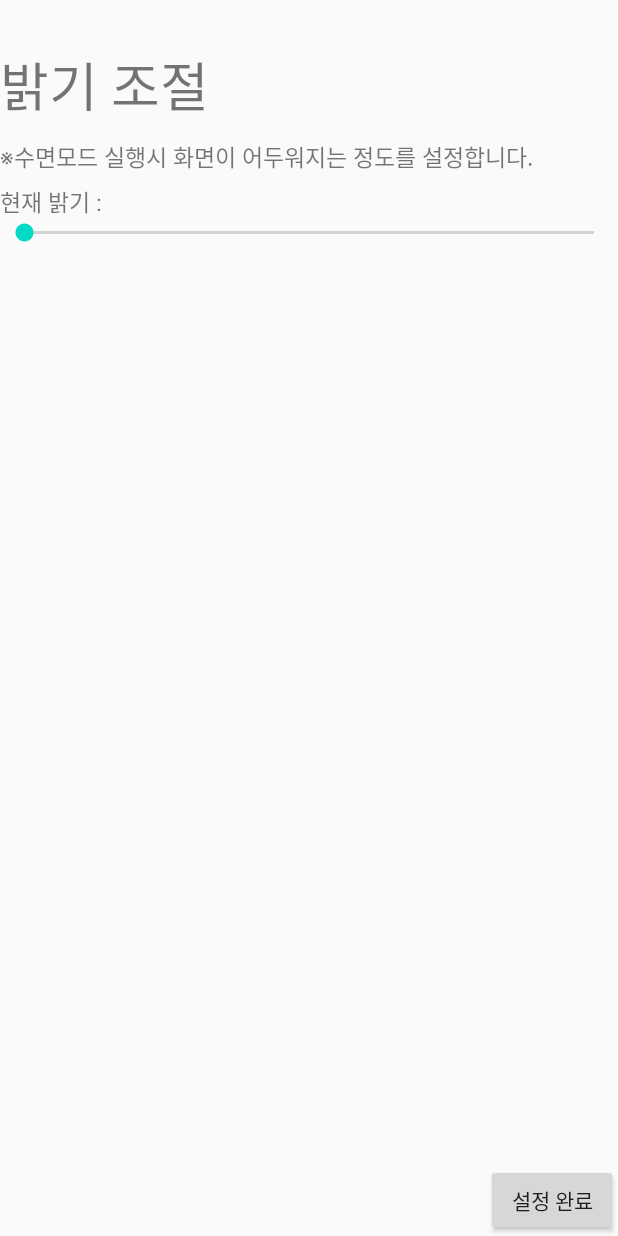
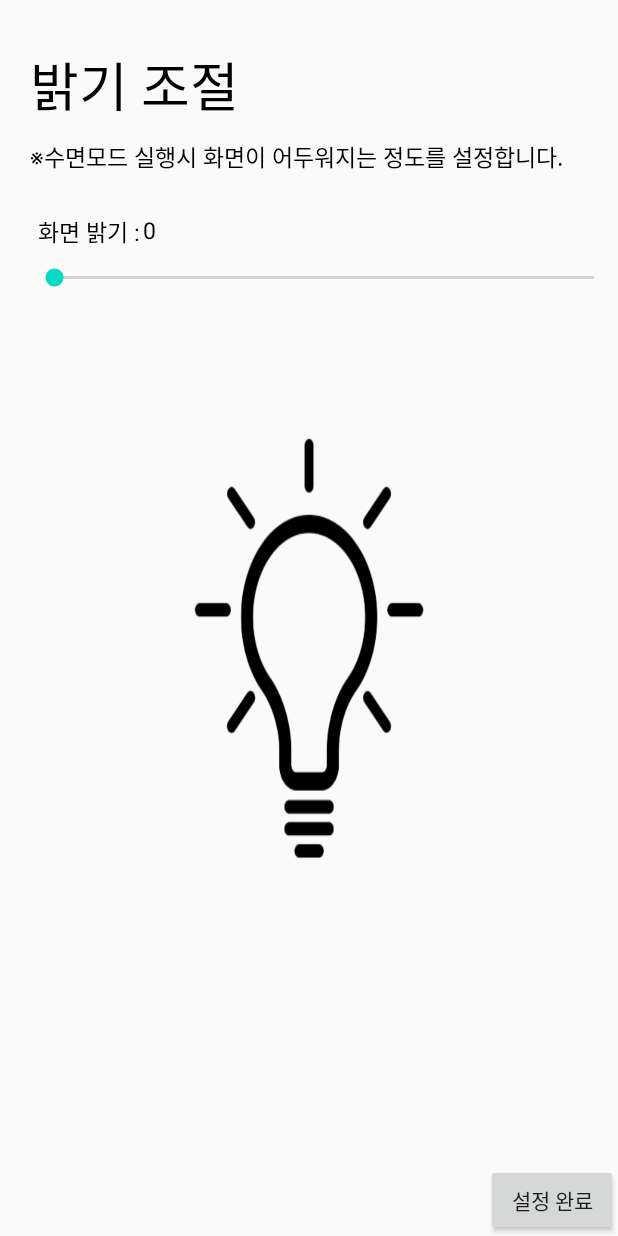
Before and after one commit to Gangglion/Sleeper, an Android app: the BrightControl screen opened directly, with no data from a screen before it, on a phone screen of 412 x 824 dp. Run offline under Robolectric (Android 15) with nearby library versions, the phone set to English and light mode, and no system bars; 1 statement that could not run was skipped.

Commit message:
폰트 수정, 설정창 이미지 추가

```diff
--- a/Sleep_Project/app/src/main/java/com/example/sleep_project/BrightControl.java
+++ b/Sleep_Project/app/src/main/java/com/example/sleep_project/BrightControl.java
@@ -30,7 +30,7 @@ public class BrightControl extends AppCompatActivity {
         SeekBar brightbar = findViewById(R.id.seekbar_control);
         brightbar.setProgress(prefOb.getbrightvalue());
 
-        TextView brighttext = findViewById(R.id.bright_text3);
+        TextView brighttext = findViewById(R.id.bright_text4);
 
         settingokbtn = findViewById(R.id.brightset_okbtn);
 
@@ -40,17 +40,17 @@ public class BrightControl extends AppCompatActivity {
             public void onProgressChanged(SeekBar seekBar, int progress, boolean fromUser) {
                 brightValue = progress;
                 //Log.d("progress",String.valueOf(brightValue));
-                brighttext.setText("a");
+                brighttext.setText(String.valueOf(seekBar.getProgress()));
             }
 
             @Override
             public void onStartTrackingTouch(SeekBar seekBar) {
-                brighttext.setText("b");
+                brighttext.setText(String.valueOf(seekBar.getProgress()));
             }
 
             @Override
             public void onStopTrackingTouch(SeekBar seekBar) {
-                brighttext.setText("c");
+                brighttext.setText(String.valueOf(seekBar.getProgress()));
             }
         });
 
--- a/Sleep_Project/app/src/main/res/layout/bright_control_layout.xml
+++ b/Sleep_Project/app/src/main/res/layout/bright_control_layout.xml
@@ -5,35 +5,53 @@
     android:layout_width="match_parent"
     android:layout_height="match_parent"
     tools:context=".BrightControl">
+
     <TextView
         android:id="@+id/bright_text"
         android:layout_width="wrap_content"
         android:layout_height="wrap_content"
         android:textSize="35sp"
         android:layout_marginTop="30dp"
-        android:text="밝기 조절"/>
+        android:layout_marginLeft="20dp"
+        android:text="밝기 조절"
+        android:textColor="@color/black"/>
     <TextView
         android:id="@+id/bright_text2"
         android:layout_width="wrap_content"
         android:layout_height="wrap_content"
         android:layout_below="@+id/bright_text"
         android:layout_marginTop="10dp"
+        android:layout_marginLeft="20dp"
         android:text="※수면모드 실행시 화면이 어두워지는 정도를 설정합니다."
+        android:textColor="@color/black"
         android:textSize="15sp"/>
+    <TextView
+        android:id="@+id/bright_text4"
+        android:layout_width="wrap_content"
+        android:layout_height="wrap_content"
+        android:layout_below="@+id/bright_text"
+        android:layout_marginTop="60dp"
+        android:layout_marginLeft="95dp"
+        android:text="0"
+        android:textSize="15sp"
+        android:textColor="@color/black"/>
     <TextView
         android:id="@+id/bright_text3"
         android:layout_width="wrap_content"
         android:layout_height="wrap_content"
         android:layout_below="@+id/bright_text"
-        android:layout_marginTop="40dp"
-        android:text="현재 밝기 : "
-        android:textSize="15sp"/>
+        android:layout_marginTop="60dp"
+        android:layout_marginLeft="25dp"
+        android:text="화면 밝기 :"
+        android:textSize="15sp"
+        android:textColor="@color/black"/>
     <SeekBar
         android:layout_width="match_parent"
         android:layout_height="wrap_content"
         android:layout_below="@id/bright_text2"
-        android:layout_marginTop="30dp"
+        android:layout_marginTop="60dp"
         android:id="@+id/seekbar_control"
+        android:layout_marginLeft="20dp"
         android:max="100"/>
 
     <Button
@@ -44,7 +62,13 @@
         android:layout_alignParentBottom="true"
         android:text="설정 완료"/>
 
-
+    <ImageView
+        android:layout_marginTop="50dp"
+        android:layout_width="match_parent"
+        android:layout_height="match_parent"
+        android:background="@drawable/bulb"
+        android:scaleX="0.5"
+        android:scaleY="0.4"/>
 
 
 </RelativeLayout>
```
Also changed, not shown: Sleep_Project/app/src/main/res/layout/ui_3_musictab.xml (+9 -2 lines), Sleep_Project/app/src/main/res/layout/ui_list.xml (+19 -6 lines), Sleep_Project/app/src/main/res/drawable-v24/bulb.png (added).
